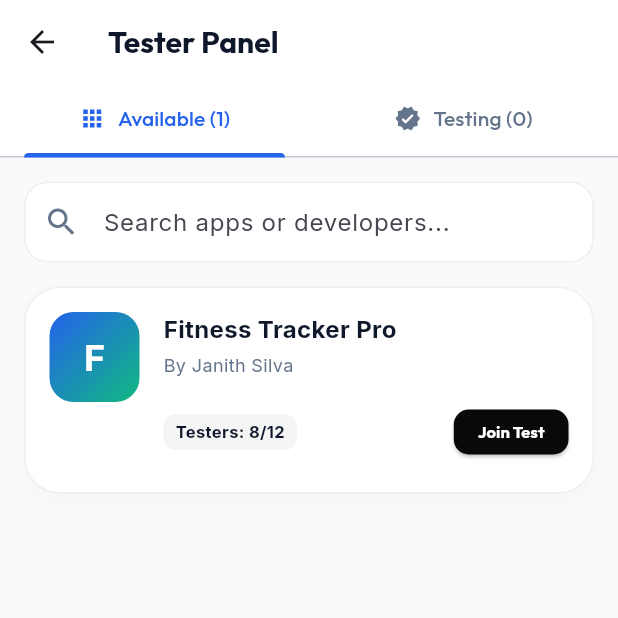
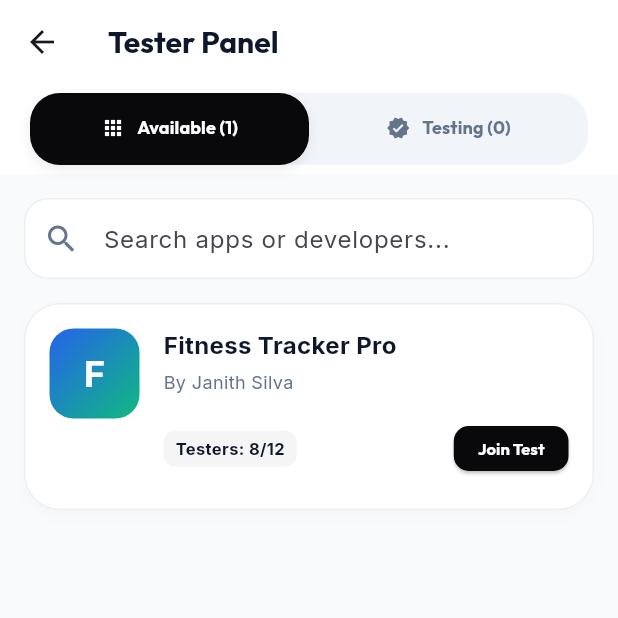
Before and after one commit to RukshanAmodya/TTester, a Flutter app: the EarnCoinsScreen screen opened directly, on a phone screen of 412 x 824 dp, the top half of it. Run offline on Flutter 3.47's test engine with Material 3 defaults, Android fonts, the phone set to English and light mode, and no system bars; our stand-ins replace google_fonts.

Commit message:
fix: resolve layout overflows on dashboard check-in button and coin store cards; redesign tab bar to modern capsule style

```diff
--- a/lib/screens/coin_store_screen.dart
+++ b/lib/screens/coin_store_screen.dart
@@ -88,7 +88,8 @@ class CoinStoreScreen extends StatelessWidget {
                   child: Row(
                     mainAxisAlignment: MainAxisAlignment.spaceBetween,
                     children: [
-                      Column(
+                      Expanded(
+                        child: Column(
                           crossAxisAlignment: CrossAxisAlignment.start,
                           children: [
                             Row(
@@ -125,6 +126,7 @@ class CoinStoreScreen extends StatelessWidget {
                               style: TextStyle(fontSize: 11, color: Colors.grey.shade500),
                             ),
                           ],
+                        ),
                       ),
                       ElevatedButton(
                         style: ElevatedButton.styleFrom(
--- a/lib/screens/earn_coins_screen.dart
+++ b/lib/screens/earn_coins_screen.dart
@@ -36,19 +36,41 @@ class _EarnCoinsScreenState extends State<EarnCoinsScreen> {
             "Tester Panel",
             style: Theme.of(context).textTheme.titleLarge?.copyWith(fontSize: 20),
           ),
-          bottom: TabBar(
-            labelColor: AppColors.primary,
+          bottom: PreferredSize(
+            preferredSize: const Size.fromHeight(60),
+            child: Container(
+              margin: const EdgeInsets.symmetric(horizontal: 20, vertical: 6),
+              decoration: BoxDecoration(
+                color: const Color(0xFFF1F5F9), // Slate grey track
+                borderRadius: BorderRadius.circular(20),
+              ),
+              child: TabBar(
+                labelColor: Colors.white,
                 unselectedLabelColor: AppColors.textLight,
-            indicatorColor: AppColors.primary,
-            indicatorWeight: 3,
+                indicatorSize: TabBarIndicatorSize.tab,
+                dividerColor: Colors.transparent,
+                indicator: BoxDecoration(
+                  color: AppColors.buttonDark, // Dark active tab slide
+                  borderRadius: BorderRadius.circular(20),
+                  boxShadow: [
+                    BoxShadow(
+                      color: Colors.black.withOpacity(0.08),
+                      blurRadius: 6,
+                      offset: const Offset(0, 3),
+                    ),
+                  ],
+                ),
                 tabs: [
                   Tab(
                     child: Row(
                       mainAxisAlignment: MainAxisAlignment.center,
                       children: [
-                    const Icon(Icons.apps_rounded, size: 18),
+                        const Icon(Icons.apps_rounded, size: 16),
                         const SizedBox(width: 8),
-                    Text("Available (${available.length})"),
+                        Text(
+                          "Available (${available.length})",
+                          style: const TextStyle(fontSize: 12, fontWeight: FontWeight.bold),
+                        ),
                       ],
                     ),
                   ),
@@ -56,13 +78,18 @@ class _EarnCoinsScreenState extends State<EarnCoinsScreen> {
                     child: Row(
                       mainAxisAlignment: MainAxisAlignment.center,
                       children: [
-                    const Icon(Icons.verified_rounded, size: 18),
+                        const Icon(Icons.verified_rounded, size: 16),
                         const SizedBox(width: 8),
-                    Text("Testing (${testing.length})"),
+                        Text(
+                          "Testing (${testing.length})",
+                          style: const TextStyle(fontSize: 12, fontWeight: FontWeight.bold),
+                        ),
                       ],
                     ),
                   ),
                 ],
+              ),
+            ),
           ),
         ),
         body: TabBarView(
```
Also changed, not shown: lib/screens/dashboard_screen.dart (+22 -8 lines), flutter_01.png, flutter_03.png (added). Lines whose indentation alone changed are shown as unchanged.
